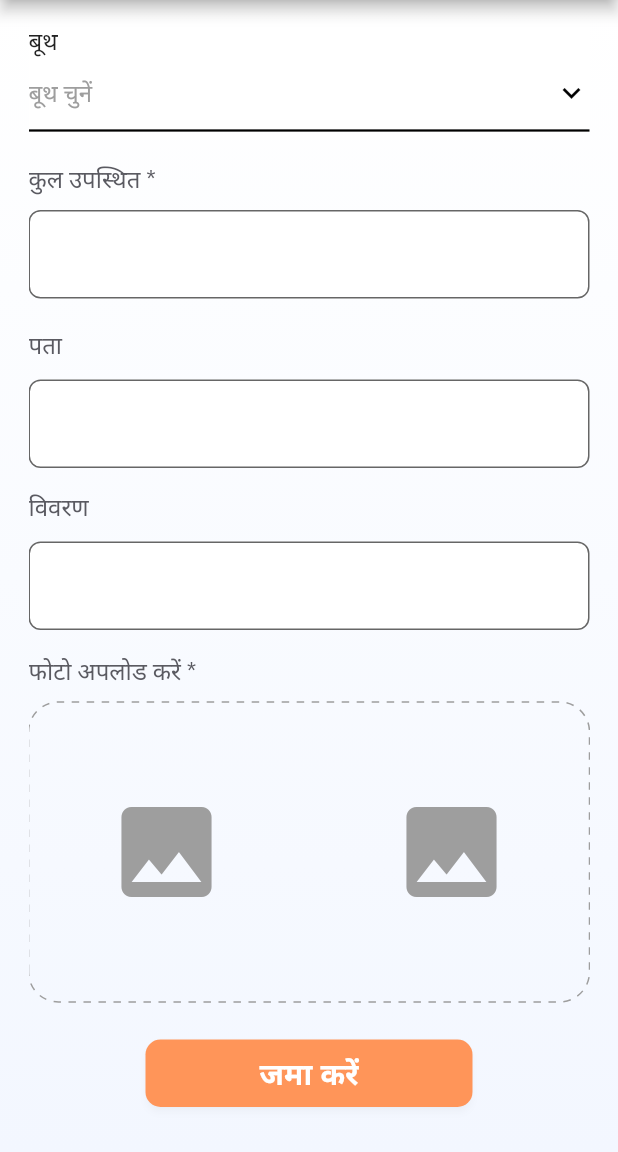
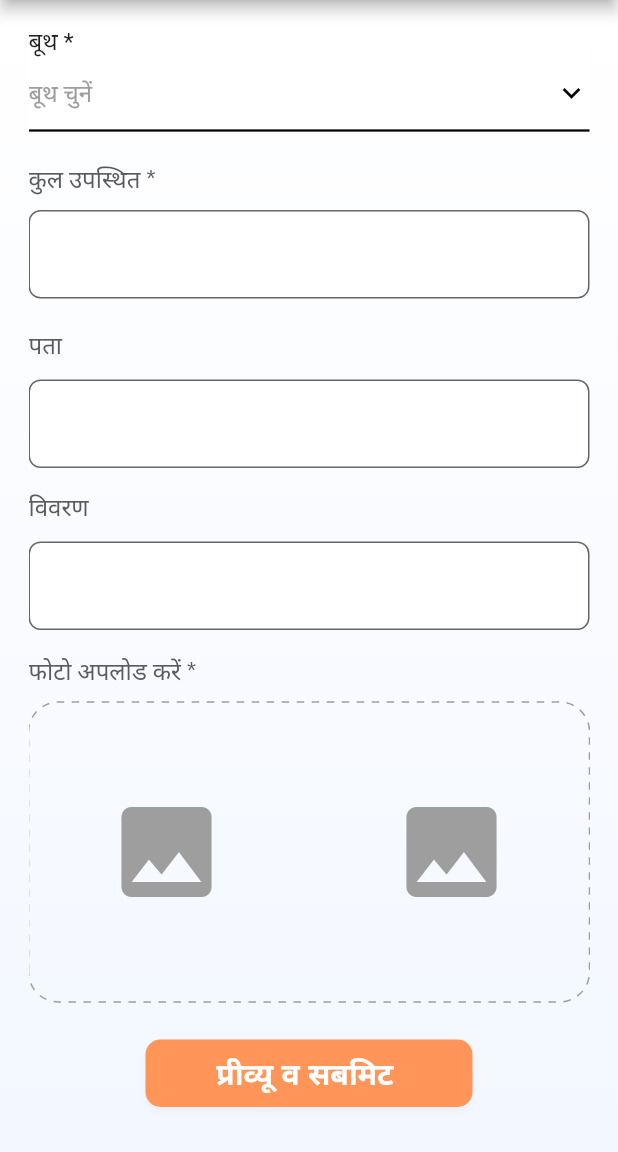
Before and after one commit to anishkumar1991/baseproject, a Flutter app: the AttendeesFormPage screen opened directly with empty values, scrolled down 142 dp, on a phone screen of 412 x 824 dp, the part 84-1236 px from its top. Run offline on Flutter 3.47's test engine with Material 2 defaults, Android fonts, the phone set to English and light mode, and no system bars; drawn by our look-alikes of dotted_border; our stand-ins replace auto_size_text, bloc, blurrycontainer, cached_network_image, card_swiper, carousel_slider and 33 more; missing offline and left inert: flutter_reaction_button, mailer, open_file_plus, syncfusion_flutter_pdfviewer, twitter_api_v2; accounts and stored records are empty; generated files the repository leaves out were written again; network calls fail.

Commit message:
added validation in text fields of mann ki baat

```diff
--- a/lib/mannkibaat/lib/attendeereviewpage/screens/BoothAddress.dart
+++ b/lib/mannkibaat/lib/attendeereviewpage/screens/BoothAddress.dart
@@ -22,7 +22,7 @@ class ReviewBoothAddress extends StatelessWidget {
 
                 style: GoogleFonts.publicSans(
                     color: Colors.black,
-                    fontWeight: FontWeight.w500,
+                    fontWeight: FontWeight.w400,
                     fontSize: 18))));
   }
 }
--- a/lib/mannkibaat/lib/attendeereviewpage/screens/BoothName.dart
+++ b/lib/mannkibaat/lib/attendeereviewpage/screens/BoothName.dart
@@ -19,7 +19,7 @@ class ReviewBoothName extends StatelessWidget {
                 booth?? " ",
                 style: GoogleFonts.publicSans(
                     color:Colors.black,
-                    fontWeight: FontWeight.w500,
+                    fontWeight: FontWeight.w400,
                     fontSize: 18))));
   }
 }
--- a/lib/mannkibaat/lib/attendeereviewpage/screens/DescriptionSection.dart
+++ b/lib/mannkibaat/lib/attendeereviewpage/screens/DescriptionSection.dart
@@ -21,7 +21,7 @@ class ReviewDescription extends StatelessWidget {
                 description ?? " ",
                 style: GoogleFonts.publicSans(
                     color: Colors.black,
-                    fontWeight: FontWeight.w500,
+                    fontWeight: FontWeight.w400,
                     fontSize: 18))));
   }
 }
--- a/lib/mannkibaat/lib/attendeereviewpage/screens/TotalAttendee.dart
+++ b/lib/mannkibaat/lib/attendeereviewpage/screens/TotalAttendee.dart
@@ -14,7 +14,7 @@ class ReviewTotalAttendee extends StatelessWidget {
   Widget build(BuildContext context) {
     return SizedBox(
         child: ListTile(
-            title: Text("कुल उपस्थित",
+            title: Text("कुल उपस्थित*",
                 style: GoogleFonts.publicSans(
                     fontWeight: FontWeight.w400,
                     fontSize: 16,
@@ -22,7 +22,7 @@ class ReviewTotalAttendee extends StatelessWidget {
             subtitle: Text(totalAttendees ?? " ",
                 style: GoogleFonts.publicSans(
                     color: Colors.black,
-                    fontWeight: FontWeight.w500,
+                    fontWeight: FontWeight.w400,
                     fontSize: 18))));
   }
 }
--- a/lib/mannkibaat/lib/attendeesformpage/review/screens/BoothAddress.dart
+++ b/lib/mannkibaat/lib/attendeesformpage/review/screens/BoothAddress.dart
@@ -23,7 +23,7 @@ class ReviewBoothAddress extends StatelessWidget {
 
                 style: GoogleFonts.publicSans(
                     color: Colors.black,
-                    fontWeight: FontWeight.w500,
+                    fontWeight: FontWeight.w400,
                     fontSize: 18))));
   }
 }
--- a/lib/mannkibaat/lib/attendeesformpage/review/screens/BoothName.dart
+++ b/lib/mannkibaat/lib/attendeesformpage/review/screens/BoothName.dart
@@ -19,7 +19,7 @@ class ReviewBoothName extends StatelessWidget {
                 booth?? " ",
                 style: GoogleFonts.publicSans(
                     color:Colors.black,
-                    fontWeight: FontWeight.w500,
+                    fontWeight: FontWeight.w400,
                     fontSize: 18))));
   }
 }
--- a/lib/mannkibaat/lib/attendeesformpage/review/screens/DescriptionSection.dart
+++ b/lib/mannkibaat/lib/attendeesformpage/review/screens/DescriptionSection.dart
@@ -21,7 +21,7 @@ class ReviewDescription extends StatelessWidget {
                 description ?? " ",
                 style: GoogleFonts.publicSans(
                     color: Colors.black,
-                    fontWeight: FontWeight.w500,
+                    fontWeight: FontWeight.w400,
                     fontSize: 18))));
   }
 }
--- a/lib/mannkibaat/lib/attendeesformpage/review/screens/ReviewPageMain.dart
+++ b/lib/mannkibaat/lib/attendeesformpage/review/screens/ReviewPageMain.dart
@@ -153,7 +153,7 @@ class _FormReviewPageState extends State<FormReviewPage> {
                               widget.img1 ?? " ",
                               widget.img2 ?? " ");
 
-                        });
+                        }, textButtonText: 'सबमिट ',);
                       },
                     ),
                   ),
--- a/lib/mannkibaat/lib/attendeesformpage/review/screens/TotalAttendee.dart
+++ b/lib/mannkibaat/lib/attendeesformpage/review/screens/TotalAttendee.dart
@@ -22,7 +22,7 @@ class ReviewTotalAttendee extends StatelessWidget {
             subtitle: Text(totalAttendees ?? " ",
                 style: GoogleFonts.publicSans(
                     color: Colors.black,
-                    fontWeight: FontWeight.w500,
+                    fontWeight: FontWeight.w400,
                     fontSize: 18))));
   }
 }
--- a/lib/mannkibaat/lib/attendeesformpage/review/screens/VidharSabhaStates.dart
+++ b/lib/mannkibaat/lib/attendeesformpage/review/screens/VidharSabhaStates.dart
@@ -28,7 +28,7 @@ class ReviewVidhanAndStates extends StatelessWidget {
                 "${vidhanSabha}",
                 style: GoogleFonts.publicSans(
                     color: Colors.black,
-                    fontWeight: FontWeight.w500,
+                    fontWeight: FontWeight.w400,
                     fontSize: 18),
               )
             ],
@@ -47,7 +47,7 @@ class ReviewVidhanAndStates extends StatelessWidget {
               Text(state ?? " ",
                   style: GoogleFonts.publicSans(
                       color: Colors.black,
-                      fontWeight: FontWeight.w500,
+                      fontWeight: FontWeight.w400,
                       fontSize: 18))
             ],
           ),
--- a/lib/mannkibaat/lib/attendeesformpage/screens/DropDownScreen.dart
+++ b/lib/mannkibaat/lib/attendeesformpage/screens/DropDownScreen.dart
@@ -37,13 +37,15 @@ class _DropDownState extends State<DropDown> {
             children: [
               Container(
                 child: CustomDropDown(
-                  title: "विधान सभा",
+                  title: "विधान सभा *",
+
                   selectedValue: cubit.vidhanSabhaSelected,
                   hintText: 'विधान सभा का चयन करें',
                   dropDownList: cubit.acList
                       .map((e) =>
                           DropdownMenuItem(value: e, child: Text(e.name ?? '')))
                       .toList(),
+
                   onChange: ((value) {
                     cubit.onChangeVidhanSabha(value!);
                   }),
@@ -54,7 +56,7 @@ class _DropDownState extends State<DropDown> {
               ),
               Container(
                 child: CustomDropDown(
-                  title: "बूथ",
+                  title: "बूथ *",
                   selectedValue: cubit.boothSelected,
                   hintText: 'बूथ चुनें',
                   dropDownList: cubit.boothList
--- a/lib/mannkibaat/lib/reportedprogramspage/screens/CardContent.dart
+++ b/lib/mannkibaat/lib/reportedprogramspage/screens/CardContent.dart
@@ -132,7 +132,8 @@ class _CardContentState extends State<CardContent> {
                                               fontWeight: FontWeight.w700,
                                               fontSize: 14,
                                               color:
-                                                  AppColor.primaryColor),
+                                              AppColor()
+                                                  .dashboardTextColorDark),
                                         ),
                                       ],
                                     ),
@@ -169,7 +170,7 @@ class _CardContentState extends State<CardContent> {
                         Align(
                           alignment: Alignment.bottomLeft,
                           child: Text(
-                            '$clickNreport',
+                            '${clickNreport} >',
                             style: GoogleFonts.publicSans(
                                 fontWeight: FontWeight.w500,
                                 fontSize: 14,
--- a/lib/mannkibaat/lib/reportedprogramspage/screens/newscreens/ongoing.dart
+++ b/lib/mannkibaat/lib/reportedprogramspage/screens/newscreens/ongoing.dart
@@ -223,7 +223,7 @@ class _OnGoingState extends State<OnGoing> with AutomaticKeepAliveClientMixin<On
                             }
                           },
                           child: ProgramCard(
-                              clickNreport: '${S.of(context).clicktoknowmore} >',
+                              clickNreport: '${S.of(context).clicktoknowmore}',
                               id: '${state.dashModal.data[index].name}',
                               date: state.dashModal.data[index].airedDetail.date,
                               time: state.dashModal.data[index].airedDetail.time,
--- a/lib/mannkibaat/lib/utils/buttons/SubmitButton.dart
+++ b/lib/mannkibaat/lib/utils/buttons/SubmitButton.dart
@@ -5,10 +5,11 @@ import '../../../../Values/app_colors.dart';
 import '../../values/AppColors.dart';
 
 class SubmitButton extends StatelessWidget {
+  final String textButtonText;
   final Function() onPress;
 
 
-  const SubmitButton({Key? key, required this.onPress})
+  const SubmitButton({Key? key, required this.onPress, required this.textButtonText})
       : super(key: key);
 
   @override
@@ -24,7 +25,7 @@ class SubmitButton extends StatelessWidget {
         ),
         onPressed: onPress,
         child: Text(
-          "जमा करें",
+          textButtonText,
           style: GoogleFonts.quicksand(
               fontWeight: FontWeight.w600,
               fontSize: 20,
```
Also changed, not shown: lib/mannkibaat/lib/attendeereviewpage/screens/VidharSabhaStates.dart (+4 -5 lines), lib/mannkibaat/lib/attendeesformpage/screens/AttendeesFormPage.dart (+24 -8 lines).
